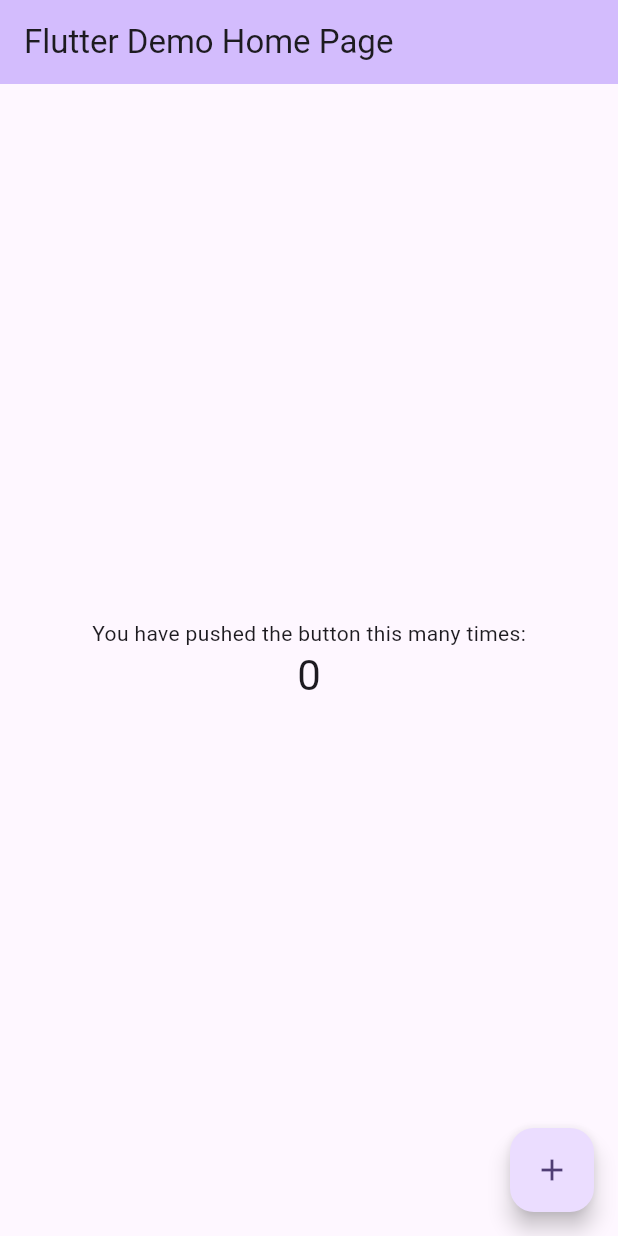
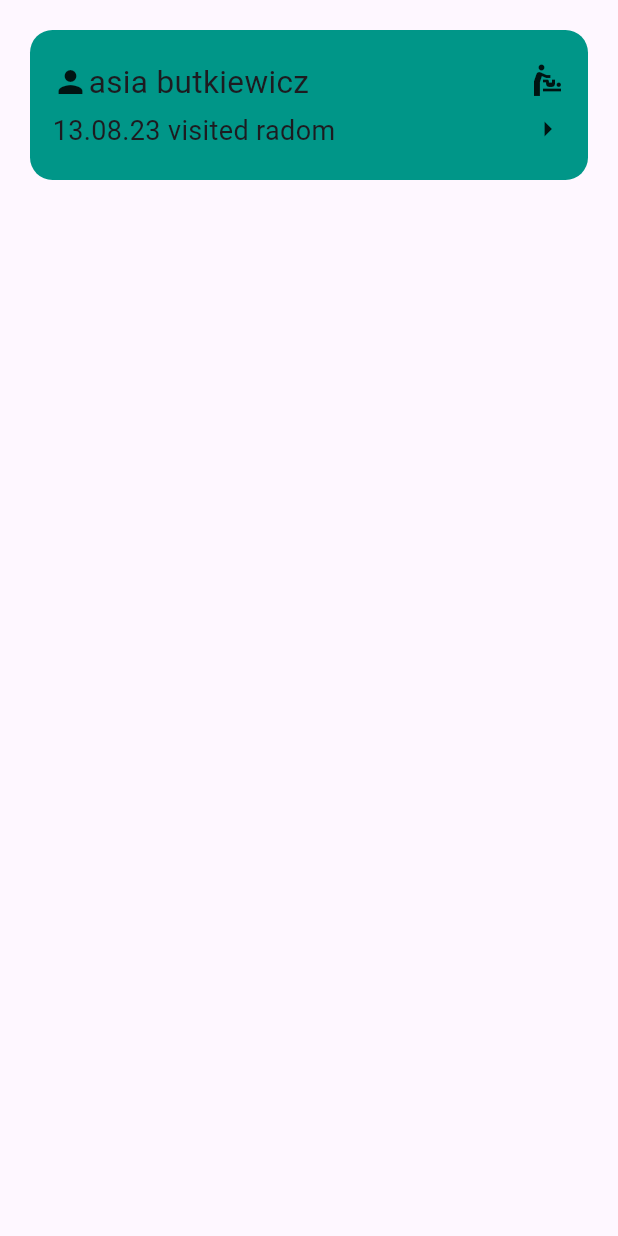
Before and after one commit to AWieczarek/AlbatrUS, a Flutter app: the screen it shows after launch, on a phone screen of 412 x 824 dp. Run offline on Flutter 3.47's test engine with Material 2 defaults, Android fonts, the phone set to English and light mode, and no system bars; missing offline and left inert: dart:ffi.

Commit message:
first post layout, beggining date format

```diff
--- /dev/null
+++ b/lib/dashboard/asia_sandbox.dart
@@ -0,0 +1,13 @@
+import 'package:albatrus/dashboard/dashboard-item.dart';
+import 'package:flutter/material.dart';
+
+void main() {
+  runApp(AsiaSandbox());
+}
+
+class AsiaSandbox extends StatelessWidget {
+  @override
+  Widget build(BuildContext context) {
+    return DashboardItem();
+  }
+}
--- /dev/null
+++ b/lib/dashboard/dashboard-item.dart
@@ -0,0 +1,30 @@
+import 'dart:ffi';
+
+import 'package:albatrus/dashboard/left-column.dart';
+import 'package:albatrus/dashboard/right-column.dart';
+import 'package:flutter/material.dart';
+
+class DashboardItem extends StatelessWidget {
+
+
+  @override
+  Widget build(BuildContext context) {
+    return Container(
+      decoration: const BoxDecoration(
+        color: Colors.teal,
+        borderRadius: BorderRadius.all(Radius.circular(15)),
+      ),
+      margin: const EdgeInsets.all(20.0),
+      padding: const EdgeInsets.all(15.0),
+      width: 400.0,
+      height: 100.0,
+      child:  Row(
+        mainAxisAlignment: MainAxisAlignment.spaceBetween,
+        children: [
+          const LeftColumn(name: 'asia butkiewicz', country: 'radom', date: '13.08.23'),
+          RightColumn(),
+        ],
+      ),
+    );
+  }
+}
--- /dev/null
+++ b/lib/dashboard/date-format.dart
@@ -0,0 +1,18 @@
+import 'package:flutter/material.dart';
+import 'package:intl/intl.dart;
+
+class MyDateWidget extends StatelessWidget {
+  @override
+  Widget build(BuildContext context) {
+    DateTime currentDate = DateTime.now();
+    String formattedDate = DateFormat('yyyy-MM-dd').format(currentDate);
+
+    return Container(
+      padding: EdgeInsets.all(16.0),
+      child: Text(
+        'Formatted Date: $formattedDate',
+        style: TextStyle(fontSize: 18.0),
+      ),
+    );
+  }
+}
--- /dev/null
+++ b/lib/dashboard/left-column.dart
@@ -0,0 +1,37 @@
+import 'package:albatrus/dashboard/dashboard-item.dart';
+import 'package:flutter/material.dart';
+
+class LeftColumn extends StatelessWidget {
+  final String name;
+  final String country;
+  final String date;
+
+  const LeftColumn({
+    super.key,
+    required this.name,
+    required this.country,
+    required this.date,
+  });
+
+  @override
+  Widget build(BuildContext context) {
+    return Column(
+      mainAxisAlignment: MainAxisAlignment.spaceEvenly,
+      crossAxisAlignment: CrossAxisAlignment.start,
+      children: [
+        Row(
+          children: [
+            const Icon(Icons.person),
+            Text( name,
+              style: const TextStyle(fontSize: 21),
+            ),
+          ],
+        ),
+        Text(
+          '${date} visited ${country}',
+          style: const TextStyle(fontSize: 18),
+        ),
+      ],
+    );
+  }
+}
--- /dev/null
+++ b/lib/dashboard/right-column.dart
@@ -0,0 +1,23 @@
+import 'dart:ffi';
+
+import 'package:flutter/material.dart';
+
+
+class RightColumn extends StatelessWidget {
+
+  // final Bool isBird;
+  //
+  // const RightColumn({super.key, required this.isBird});
+
+
+  @override
+  Widget build(BuildContext context) {
+    return const Column(
+      mainAxisAlignment: MainAxisAlignment.spaceEvenly,
+      children: [
+        Icon(Icons.baby_changing_station),
+        Icon(Icons.arrow_right),
+      ],
+    );
+  }
+}
--- a/lib/main.dart
+++ b/lib/main.dart
@@ -1,4 +1,6 @@
+import 'package:albatrus/dashboard/asia_sandbox.dart';
 import 'package:flutter/material.dart';
+
 
 void main() {
   runApp(const MyApp());
@@ -55,49 +57,8 @@ class _MyHomePageState extends State<MyHomePage> {
     // fast, so that you can just rebuild anything that needs updating rather
     // than having to individually change instances of widgets.
     return Scaffold(
-      appBar: AppBar(
-        // TRY THIS: Try changing the color here to a specific color (to
-        // Colors.amber, perhaps?) and trigger a hot reload to see the AppBar
-        // change color while the other colors stay the same.
-        backgroundColor: Theme.of(context).colorScheme.inversePrimary,
-        // Here we take the value from the MyHomePage object that was created by
-        // the App.build method, and use it to set our appbar title.
-        title: Text(widget.titleTest),
-      ),
-      body: Center(
-        // Center is a layout widget. It takes a single child and positions it
-        // in the middle of the parent.
-        child: Column(
-          // Column is also a layout widget. It takes a list of children and
-          // arranges them vertically. By default, it sizes itself to fit its
-          // children horizontally, and tries to be as tall as its parent.
-          //
-          // Column has various properties to control how it sizes itself and
-          // how it positions its children. Here we use mainAxisAlignment to
-          // center the children vertically; the main axis here is the vertical
-          // axis because Columns are vertical (the cross axis would be
-          // horizontal).
-          //
-          // TRY THIS: Invoke "debug painting" (choose the "Toggle Debug Paint"
-          // action in the IDE, or press "p" in the console), to see the
-          // wireframe for each widget.
-          mainAxisAlignment: MainAxisAlignment.center,
-          children: <Widget>[
-            const Text(
-              'You have pushed the button this many times:',
-            ),
-            Text(
-              '$_counter',
-              style: Theme.of(context).textTheme.headlineMedium,
-            ),
-          ],
-        ),
-      ),
-      floatingActionButton: FloatingActionButton(
-        onPressed: _incrementCounter,
-        tooltip: 'Increment',
-        child: const Icon(Icons.add),
-      ), // This trailing comma makes auto-formatting nicer for build methods.
+
+      body: AsiaSandbox(),
     );
   }
 }
--- a/pubspec.yaml
+++ b/pubspec.yaml
@@ -30,6 +30,9 @@ environment:
 dependencies:
   flutter:
     sdk: flutter
+  intl: ^0.17.0
+
+
 
 
   # The following adds the Cupertino Icons font to your application.
```
Also changed, not shown: pubspec.lock, 1 other file.
